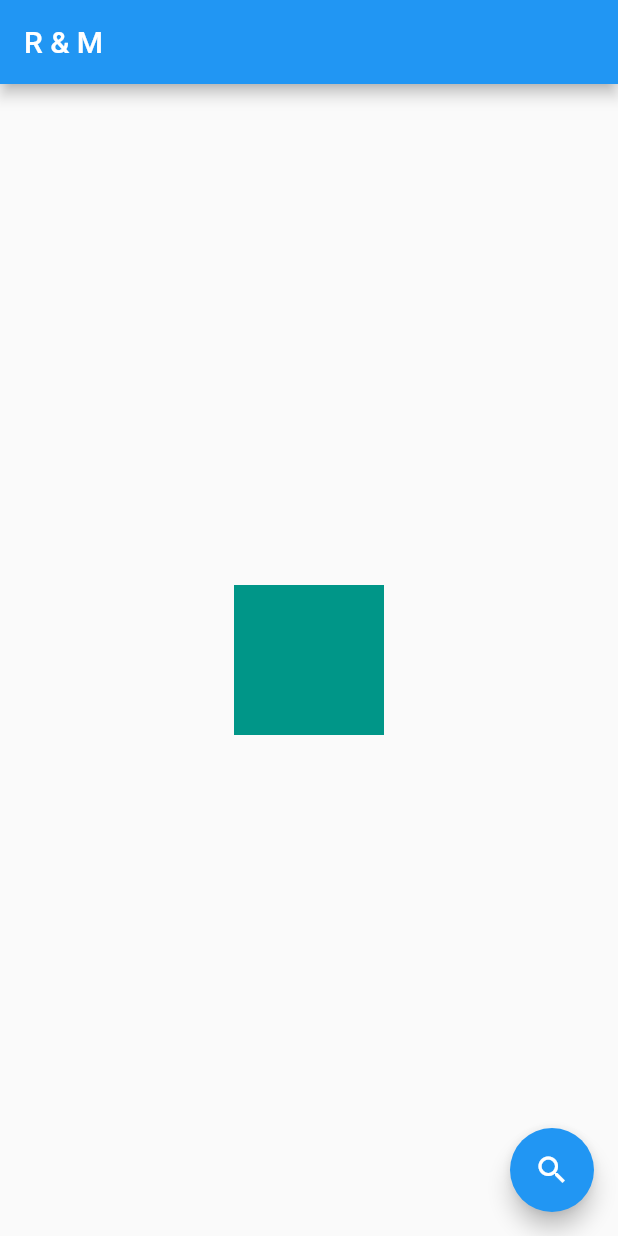
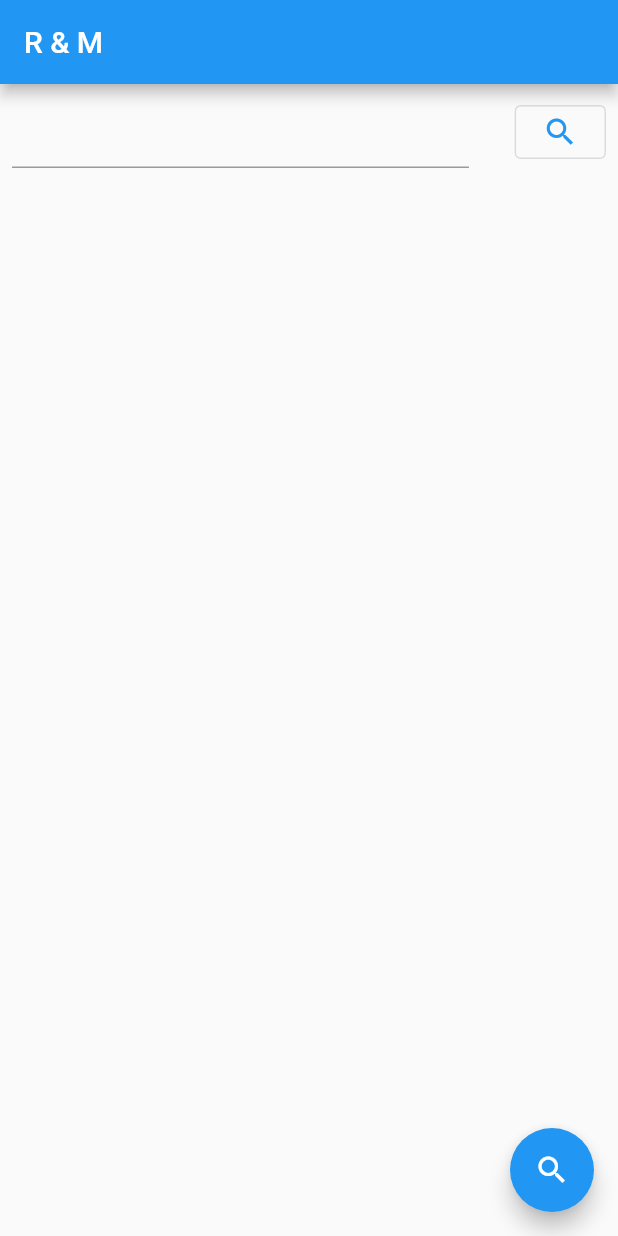
Before and after one commit to daniel199410/rick_and_morty, a Flutter app: the screen it shows after launch, on a phone screen of 412 x 824 dp. Run offline on Flutter 3.47's test engine with Material 2 defaults, Android fonts, the phone set to English and light mode, and no system bars; our stand-ins replace dartz, dio, equatable, flutter_bloc.

```diff
--- a/lib/main.dart
+++ b/lib/main.dart
@@ -34,6 +34,54 @@ class RamApp extends StatelessWidget {
   }
 }
 
+class SearchForm extends StatefulWidget {
+  const SearchForm({super.key});
+
+  @override
+  State<StatefulWidget> createState() {
+    return SearchFormState();
+  }
+}
+
+class SearchFormState extends State<SearchForm> {
+  final _formKey = GlobalKey<FormState>();
+
+  @override
+  Widget build(BuildContext context) {
+    return Form(
+        key: _formKey,
+        child: Row(
+          children: [
+            Flexible(
+                flex: 10,
+                child: TextFormField(
+                  validator: (value) {
+                    if(value == null || value.isEmpty) {
+                      return 'Please enter some text';
+                    }
+                    return null;
+                  },
+                )),
+            const Spacer(),
+            Flexible(
+              flex: 2,
+              child: OutlinedButton(
+                onPressed: () {
+                  if(_formKey.currentState!.validate()) {
+                    ScaffoldMessenger.of(context).showSnackBar(
+                        const SnackBar(content: Text('data'))
+                    );
+                  }
+                },
+                child: const Icon(Icons.search),
+              ),
+            ),
+          ],
+        )
+    );
+  }
+}
+
 class Dashboard extends StatelessWidget {
   const Dashboard({Key? key, required this.title}) : super(key: key);
 
@@ -45,7 +93,12 @@ class Dashboard extends StatelessWidget {
         appBar: AppBar(
           title: Text(title),
         ),
-        body: BlocListener<RamCubit, RamState>(
+        body: Container(
+          margin: const EdgeInsets.all(8),
+          child: Column(
+            children: [
+              const SearchForm(),
+              BlocListener<RamCubit, RamState>(
                 listenWhen: (previous, current) => previous is! Error && current is Error,
                 listener: (BuildContext context, state) {
                   if(state is Error) {
@@ -53,6 +106,9 @@ class Dashboard extends StatelessWidget {
                   }
                 },
                 child: const PageContent(),
+              )
+            ],
+          ),
         ),
         floatingActionButton: FloatingActionButton(
           onPressed: () {
@@ -88,11 +144,7 @@ class PageContent extends StatelessWidget {
             if(state is Error) {
               return const Text("Boom!");
             }
-            return Container(
-              color: Colors.teal,
-              width: 100,
-              height: 100,
-            );
+            return Container();
           },
         )
     );
--- a/lib/service/ApiService.dart
+++ b/lib/service/ApiService.dart
@@ -23,4 +23,17 @@ class ApiService {
       return const Left(Failure());
     }
   }
+
+  /*Future<Either<Failure, RamCharacter>> getRamCharactersByName(String name) async {
+    try {
+      final response = await _dio.get<String>('https://rickandmortyapi.com/api/character/?name=$name');
+      final body = response.data;
+      if(body == null) {
+        return const Left(Failure());
+      }
+      return Right(characters);
+    } catch(e) {
+      return const Left(Failure());
+    }
+  }*/
 }
```
Also changed, not shown: lib/model/characters_filter_response.dart (added, +21 -0 lines), lib/model/info.dart (added, +22 -0 lines), lib/model/results.dart (added, +17 -0 lines). Lines whose indentation alone changed are shown as unchanged.
